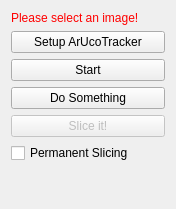
First picture: the form in Plugins/org.mitk.gui.qt.aruco/src/internal/ArucoTestViewControls.ui, repository ivowolf/MITK, before the edit.
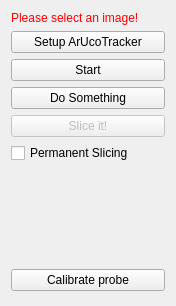
Second picture: the form after the edit.

Commit message: Finished the probe calibration but didnt tested before

Diff of the .ui file:
```diff
--- a/Plugins/org.mitk.gui.qt.aruco/src/internal/ArucoTestViewControls.ui
+++ b/Plugins/org.mitk.gui.qt.aruco/src/internal/ArucoTestViewControls.ui
@@ -7,7 +7,7 @@
     <x>0</x>
     <y>0</y>
     <width>176</width>
-    <height>209</height>
+    <height>306</height>
    </rect>
   </property>
   <property name="minimumSize">
@@ -74,6 +74,29 @@
      </property>
     </widget>
    </item>
+   <item>
+    <spacer name="verticalSpacer">
+     <property name="orientation">
+      <enum>Qt::Vertical</enum>
+     </property>
+     <property name="sizeType">
+      <enum>QSizePolicy::Fixed</enum>
+     </property>
+     <property name="sizeHint" stdset="0">
+      <size>
+       <width>20</width>
+       <height>100</height>
+      </size>
+     </property>
+    </spacer>
+   </item>
+   <item>
+    <widget class="QPushButton" name="btnCalibrate">
+     <property name="text">
+      <string>Calibrate probe</string>
+     </property>
+    </widget>
+   </item>
    <item>
     <spacer name="spacer1">
      <property name="orientation">
```
The commit also changes 5 other files.
